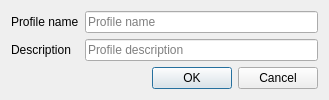
First picture: the form in ui/wizard/ui_profile.ui, repository gltn/stdm, before the edit.
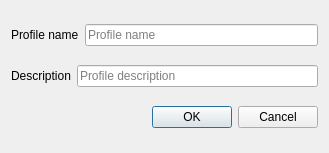
Second picture: the form after the edit.

Diff of the .ui file:
```diff
--- a/ui/wizard/ui_profile.ui
+++ b/ui/wizard/ui_profile.ui
@@ -7,42 +7,53 @@
     <x>0</x>
     <y>0</y>
     <width>329</width>
-    <height>93</height>
+    <height>153</height>
    </rect>
   </property>
   <property name="windowTitle">
    <string>Profile Editor</string>
   </property>
-  <layout class="QFormLayout" name="formLayout">
-   <item row="0" column="0">
+  <layout class="QVBoxLayout" name="verticalLayout_2">
+   <item>
+    <layout class="QVBoxLayout" name="notif_bar"/>
+   </item>
+   <item>
+    <layout class="QHBoxLayout" name="horizontalLayout">
+     <item>
     <widget class="QLabel" name="label">
      <property name="text">
       <string>Profile name</string>
      </property>
     </widget>
    </item>
-   <item row="0" column="1">
+     <item>
     <widget class="QLineEdit" name="edtProfile">
      <property name="placeholderText">
       <string>Profile name</string>
      </property>
     </widget>
    </item>
-   <item row="1" column="0">
+    </layout>
+   </item>
+   <item>
+    <layout class="QHBoxLayout" name="horizontalLayout_2">
+     <item>
     <widget class="QLabel" name="label_2">
      <property name="text">
       <string>Description</string>
      </property>
     </widget>
    </item>
-   <item row="1" column="1">
+     <item>
     <widget class="QLineEdit" name="edtDesc">
      <property name="placeholderText">
       <string>Profile description</string>
      </property>
     </widget>
    </item>
-   <item row="2" column="1">
+    </layout>
+   </item>
+   <item>
     <widget class="QDialogButtonBox" name="buttonBox">
      <property name="orientation">
       <enum>Qt::Horizontal</enum>
```
Lines whose indentation alone changed are shown as unchanged.
